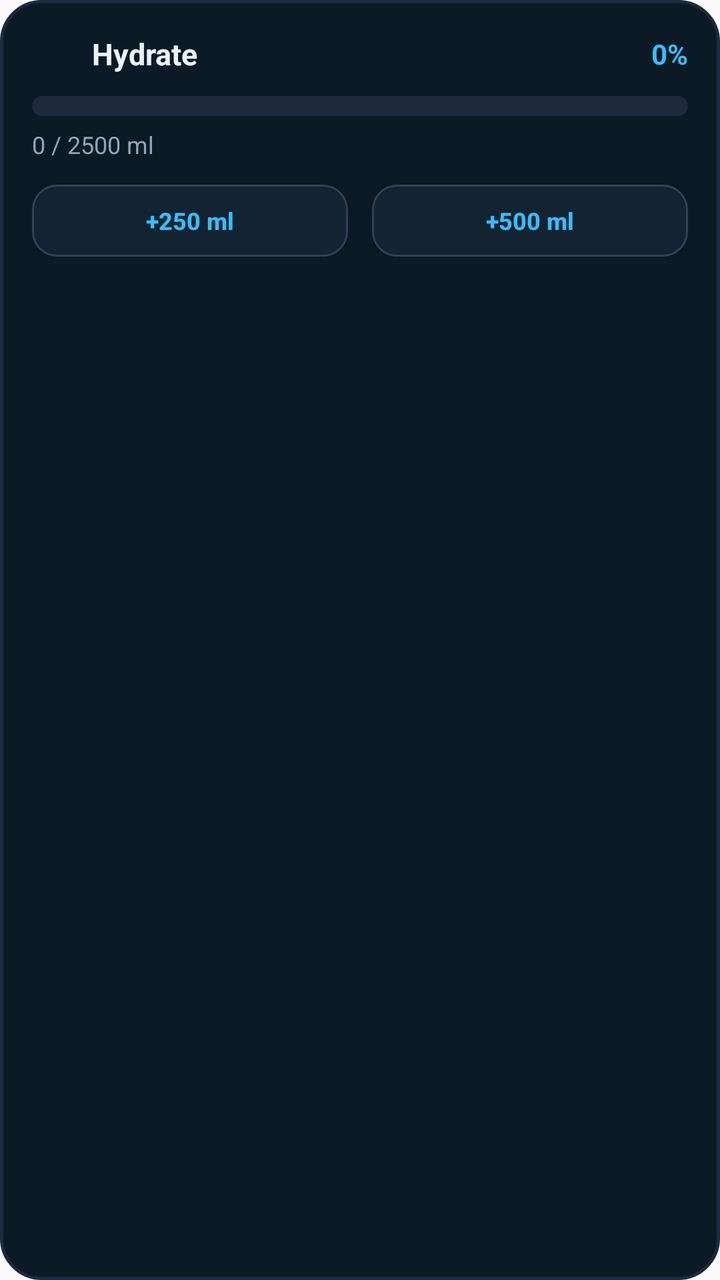
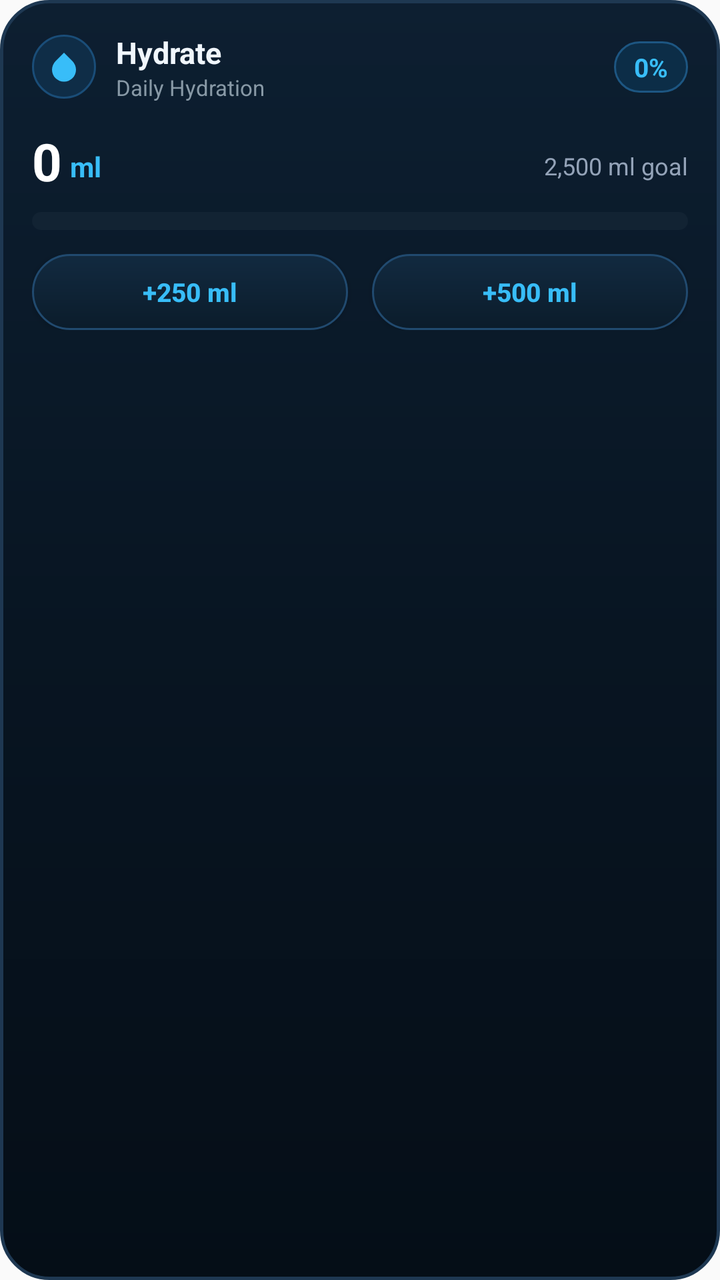

Compare the two renders of this Android layout. The source of the first and the diff that turns it into the second are given below.
<!-- AndroidManifest.xml: application theme AppTheme -->
<!-- res/layout/hydration_widget.xml -->
<?xml version="1.0" encoding="utf-8"?>
<LinearLayout xmlns:android="http://schemas.android.com/apk/res/android"
    android:id="@+id/widget_root"
    android:layout_width="match_parent"
    android:layout_height="match_parent"
    android:orientation="vertical"
    android:background="@drawable/widget_bg"
    android:padding="16dp">

    
    <LinearLayout
        android:layout_width="match_parent"
        android:layout_height="wrap_content"
        android:orientation="horizontal"
        android:gravity="center_vertical">

        <ImageView
            android:layout_width="22dp"
            android:layout_height="22dp"
            android:src="@mipmap/ic_launcher"
            android:contentDescription="@string/app_name" />

        <TextView
            android:id="@+id/widget_title"
            android:layout_width="0dp"
            android:layout_height="wrap_content"
            android:layout_weight="1"
            android:layout_marginStart="8dp"
            android:text="@string/app_name"
            android:textColor="#EAF2FA"
            android:textSize="15sp"
            android:textStyle="bold" />

        <TextView
            android:id="@+id/widget_pct"
            android:layout_width="wrap_content"
            android:layout_height="wrap_content"
            android:text="0%"
            android:textColor="#38BDF8"
            android:textSize="14sp"
            android:textStyle="bold" />
    </LinearLayout>

    
    <ProgressBar
        android:id="@+id/widget_progress"
        style="?android:attr/progressBarStyleHorizontal"
        android:layout_width="match_parent"
        android:layout_height="10dp"
        android:layout_marginTop="10dp"
        android:layout_marginBottom="6dp"
        android:max="100"
        android:progress="0"
        android:progressDrawable="@drawable/widget_progress" />

    
    <TextView
        android:id="@+id/widget_intake"
        android:layout_width="wrap_content"
        android:layout_height="wrap_content"
        android:text="0 / 2500 ml"
        android:textColor="#94A3B8"
        android:textSize="12sp" />

    
    <LinearLayout
        android:layout_width="match_parent"
        android:layout_height="wrap_content"
        android:orientation="horizontal"
        android:layout_marginTop="12dp">

        <Button
            android:id="@+id/widget_btn_250"
            android:layout_width="0dp"
            android:layout_height="36dp"
            android:layout_weight="1"
            android:layout_marginEnd="6dp"
            android:background="@drawable/widget_btn_bg"
            android:text="+250 ml"
            android:textColor="#38BDF8"
            android:textSize="12sp"
            android:textStyle="bold"
            android:textAllCaps="false" />

        <Button
            android:id="@+id/widget_btn_500"
            android:layout_width="0dp"
            android:layout_height="36dp"
            android:layout_weight="1"
            android:layout_marginStart="6dp"
            android:background="@drawable/widget_btn_bg"
            android:text="+500 ml"
            android:textColor="#38BDF8"
            android:textSize="12sp"
            android:textStyle="bold"
            android:textAllCaps="false" />
    </LinearLayout>

</LinearLayout>
<!-- resources referenced by this layout -->
<resources>
  <!-- drawable widget_bg (drawable) -->
  <?xml version="1.0" encoding="utf-8"?>
  <shape xmlns:android="http://schemas.android.com/apk/res/android"
      android:shape="rectangle">
      <solid android:color="#0C1A26" />
      <corners android:radius="20dp" />
      <stroke android:width="1.5dp" android:color="#1E293B" />
  </shape>
  <!-- drawable widget_btn_bg (drawable) -->
  <?xml version="1.0" encoding="utf-8"?>
  <shape xmlns:android="http://schemas.android.com/apk/res/android"
      android:shape="rectangle">
      <solid android:color="#132331" />
      <corners android:radius="12dp" />
      <stroke android:width="1dp" android:color="#334155" />
  </shape>
  <!-- drawable widget_progress (drawable) -->
  <?xml version="1.0" encoding="utf-8"?>
  <layer-list xmlns:android="http://schemas.android.com/apk/res/android">
      <item android:id="@android:id/background">
          <shape>
              <corners android:radius="5dp" />
              <solid android:color="#1E293B" />
          </shape>
      </item>
      <item android:id="@android:id/progress">
          <clip>
              <shape>
                  <corners android:radius="5dp" />
                  <solid android:color="#0EA5E9" />
              </shape>
          </clip>
      </item>
  </layer-list>
  <!-- mipmap ic_launcher (mipmap-anydpi-v26) -->
  <?xml version="1.0" encoding="utf-8"?>
  <adaptive-icon xmlns:android="http://schemas.android.com/apk/res/android">
      <background android:drawable="@mipmap/ic_launcher_background"/>
      <foreground android:drawable="@mipmap/ic_launcher_foreground"/>
      <monochrome android:drawable="@mipmap/ic_launcher_monochrome"/>
  </adaptive-icon>
  <string name="app_name">Hydrate</string>
  <style name="AppTheme" parent="Theme.AppCompat.DayNight.NoActionBar">
      <item name="android:editTextBackground">@drawable/rn_edit_text_material</item>
      <item name="colorPrimary">@color/colorPrimary</item>
      <item name="android:statusBarColor">@android:color/transparent</item>
      <item name="android:navigationBarColor">@android:color/transparent</item>
    </style>
  <!-- drawable rn_edit_text_material (drawable) -->
  <?xml version="1.0" encoding="utf-8"?>
  <inset xmlns:android="http://schemas.android.com/apk/res/android"
         android:insetLeft="@dimen/abc_edit_text_inset_horizontal_material"
         android:insetRight="@dimen/abc_edit_text_inset_horizontal_material"
         android:insetTop="@dimen/abc_edit_text_inset_top_material"
         android:insetBottom="@dimen/abc_edit_text_inset_bottom_material"
         >
  
      <selector>
          
          <item android:state_enabled="false" android:drawable="@drawable/abc_textfield_default_mtrl_alpha"/>
          <item android:drawable="@drawable/abc_textfield_activated_mtrl_alpha"/>
      </selector>
  
  </inset>
  <color name="colorPrimary">#023c69</color>
</resources>

<!-- the commit's change to res/layout/hydration_widget.xml (unified diff, before → after) -->
@@ -14,31 +14,100 @@
         android:orientation="horizontal"
         android:gravity="center_vertical">
 
-        <ImageView
-            android:layout_width="22dp"
-            android:layout_height="22dp"
-            android:src="@mipmap/ic_launcher"
-            android:contentDescription="@string/app_name" />
+        
+        <FrameLayout
+            android:layout_width="32dp"
+            android:layout_height="32dp"
+            android:background="@drawable/widget_icon_bg">
 
-        <TextView
-            android:id="@+id/widget_title"
+            <ImageView
+                android:layout_width="18dp"
+                android:layout_height="18dp"
+                android:layout_gravity="center"
+                android:src="@drawable/ic_water_drop"
+                android:contentDescription="@string/app_name" />
+        </FrameLayout>
+
+        
+        <LinearLayout
             android:layout_width="0dp"
             android:layout_height="wrap_content"
             android:layout_weight="1"
-            android:layout_marginStart="8dp"
-            android:text="@string/app_name"
-            android:textColor="#EAF2FA"
-            android:textSize="15sp"
-            android:textStyle="bold" />
+            android:layout_marginStart="10dp"
+            android:orientation="vertical">
 
+            <TextView
+                android:id="@+id/widget_title"
+                android:layout_width="wrap_content"
+                android:layout_height="wrap_content"
+                android:text="@string/app_name"
+                android:textColor="#F0F6FC"
+                android:textSize="15sp"
+                android:textStyle="bold" />
+
+            <TextView
+                android:id="@+id/widget_subtitle"
+                android:layout_width="wrap_content"
+                android:layout_height="wrap_content"
+                android:text="Daily Hydration"
+                android:textColor="#8899A6"
+                android:textSize="11sp" />
+        </LinearLayout>
+
+        
         <TextView
             android:id="@+id/widget_pct"
             android:layout_width="wrap_content"
             android:layout_height="wrap_content"
+            android:background="@drawable/widget_badge_bg"
+            android:paddingHorizontal="10dp"
+            android:paddingVertical="4dp"
             android:text="0%"
+            android:textColor="#38BDF8"
+            android:textSize="13sp"
+            android:textStyle="bold" />
+    </LinearLayout>
+
+    
+    <LinearLayout
+        android:layout_width="match_parent"
+        android:layout_height="wrap_content"
+        android:orientation="horizontal"
+        android:gravity="bottom"
+        android:layout_marginTop="12dp">
+
+        <TextView
+            android:id="@+id/widget_intake"
+            android:layout_width="wrap_content"
+            android:layout_height="wrap_content"
+            android:text="0"
+            android:textColor="#FFFFFF"
+            android:textSize="26sp"
+            android:textStyle="bold" />
+
+        <TextView
+            android:id="@+id/widget_unit"
+            android:layout_width="wrap_content"
+            android:layout_height="wrap_content"
+            android:layout_marginStart="4dp"
+            android:layout_marginBottom="2dp"
+            android:text="ml"
             android:textColor="#38BDF8"
             android:textSize="14sp"
             android:textStyle="bold" />
+
+        <TextView
+            android:id="@+id/widget_status"
+            android:layout_width="0dp"
+            android:layout_height="wrap_content"
+            android:layout_weight="1"
+            android:layout_marginStart="10dp"
+            android:layout_marginBottom="3dp"
+            android:gravity="end"
+            android:text="2,500 ml goal"
+            android:textColor="#94A3B8"
+            android:textSize="12sp"
+            android:singleLine="true" />
     </LinearLayout>
 
     
@@ -46,52 +115,42 @@
         android:id="@+id/widget_progress"
         style="?android:attr/progressBarStyleHorizontal"
         android:layout_width="match_parent"
-        android:layout_height="10dp"
-        android:layout_marginTop="10dp"
-        android:layout_marginBottom="6dp"
+        android:layout_height="9dp"
+        android:layout_marginTop="8dp"
+        android:layout_marginBottom="12dp"
         android:max="100"
         android:progress="0"
         android:progressDrawable="@drawable/widget_progress" />
 
     
-    <TextView
-        android:id="@+id/widget_intake"
-        android:layout_width="wrap_content"
-        android:layout_height="wrap_content"
-        android:text="0 / 2500 ml"
-        android:textColor="#94A3B8"
-        android:textSize="12sp" />
-
-    
     <LinearLayout
         android:layout_width="match_parent"
         android:layout_height="wrap_content"
-        android:orientation="horizontal"
-        android:layout_marginTop="12dp">
+        android:orientation="horizontal">
 
         <Button
             android:id="@+id/widget_btn_250"
             android:layout_width="0dp"
-            android:layout_height="36dp"
+            android:layout_height="38dp"
             android:layout_weight="1"
             android:layout_marginEnd="6dp"
             android:background="@drawable/widget_btn_bg"
             android:text="+250 ml"
             android:textColor="#38BDF8"
-            android:textSize="12sp"
+            android:textSize="13sp"
             android:textStyle="bold"
             android:textAllCaps="false" />
 
         <Button
             android:id="@+id/widget_btn_500"
             android:layout_width="0dp"
-            android:layout_height="36dp"
+            android:layout_height="38dp"
             android:layout_weight="1"
             android:layout_marginStart="6dp"
             android:background="@drawable/widget_btn_bg"
             android:text="+500 ml"
             android:textColor="#38BDF8"
-            android:textSize="12sp"
+            android:textSize="13sp"
             android:textStyle="bold"
             android:textAllCaps="false" />
     </LinearLayout>
<!-- resource entries referenced after the edit -->
@@ -1,46 +1,75 @@
 <!-- resources referenced by this layout -->
 <resources>
+  <!-- drawable ic_water_drop (drawable) -->
+  <?xml version="1.0" encoding="utf-8"?>
+  <vector xmlns:android="http://schemas.android.com/apk/res/android"
+      android:width="24dp"
+      android:height="24dp"
+      android:viewportWidth="24"
+      android:viewportHeight="24">
+      <path
+          android:fillColor="#38BDF8"
+          android:pathData="M12,2.69l5.66,5.66a8,8 0,1,1 -11.31,0z" />
+  </vector>
+  <!-- drawable widget_badge_bg (drawable) -->
+  <?xml version="1.0" encoding="utf-8"?>
+  <shape xmlns:android="http://schemas.android.com/apk/res/android"
+      android:shape="rectangle">
+      <solid android:color="#0C2D47" />
+      <corners android:radius="999dp" />
+      <stroke android:width="1dp" android:color="#1D5682" />
+  </shape>
   <!-- drawable widget_bg (drawable) -->
   <?xml version="1.0" encoding="utf-8"?>
   <shape xmlns:android="http://schemas.android.com/apk/res/android"
       android:shape="rectangle">
-      <solid android:color="#0C1A26" />
-      <corners android:radius="20dp" />
-      <stroke android:width="1.5dp" android:color="#1E293B" />
+      <gradient
+          android:startColor="#0D1F31"
+          android:centerColor="#081522"
+          android:endColor="#050E17"
+          android:angle="270" />
+      <corners android:radius="24dp" />
+      <stroke android:width="1.5dp" android:color="#1E3852" />
   </shape>
   <!-- drawable widget_btn_bg (drawable) -->
   <?xml version="1.0" encoding="utf-8"?>
   <shape xmlns:android="http://schemas.android.com/apk/res/android"
       android:shape="rectangle">
-      <solid android:color="#132331" />
-      <corners android:radius="12dp" />
-      <stroke android:width="1dp" android:color="#334155" />
+      <gradient
+          android:startColor="#122A40"
+          android:endColor="#0B1C2B"
+          android:angle="270" />
+      <corners android:radius="999dp" />
+      <stroke android:width="1dp" android:color="#214A6F" />
+  </shape>
+  <!-- drawable widget_icon_bg (drawable) -->
+  <?xml version="1.0" encoding="utf-8"?>
+  <shape xmlns:android="http://schemas.android.com/apk/res/android"
+      android:shape="oval">
+      <solid android:color="#0F2D47" />
+      <stroke android:width="1dp" android:color="#1A4D78" />
   </shape>
   <!-- drawable widget_progress (drawable) -->
   <?xml version="1.0" encoding="utf-8"?>
   <layer-list xmlns:android="http://schemas.android.com/apk/res/android">
       <item android:id="@android:id/background">
           <shape>
-              <corners android:radius="5dp" />
-              <solid android:color="#1E293B" />
+              <corners android:radius="999dp" />
+              <solid android:color="#122333" />
           </shape>
       </item>
       <item android:id="@android:id/progress">
           <clip>
               <shape>
-                  <corners android:radius="5dp" />
-                  <solid android:color="#0EA5E9" />
+                  <corners android:radius="999dp" />
+                  <gradient
+                      android:startColor="#38BDF8"
+                      android:endColor="#2563EB"
+                      android:angle="0" />
               </shape>
           </clip>
       </item>
   </layer-list>
-  <!-- mipmap ic_launcher (mipmap-anydpi-v26) -->
-  <?xml version="1.0" encoding="utf-8"?>
-  <adaptive-icon xmlns:android="http://schemas.android.com/apk/res/android">
-      <background android:drawable="@mipmap/ic_launcher_background"/>
-      <foreground android:drawable="@mipmap/ic_launcher_foreground"/>
-      <monochrome android:drawable="@mipmap/ic_launcher_monochrome"/>
-  </adaptive-icon>
   <string name="app_name">Hydrate</string>
   <style name="AppTheme" parent="Theme.AppCompat.DayNight.NoActionBar">
       <item name="android:editTextBackground">@drawable/rn_edit_text_material</item>
